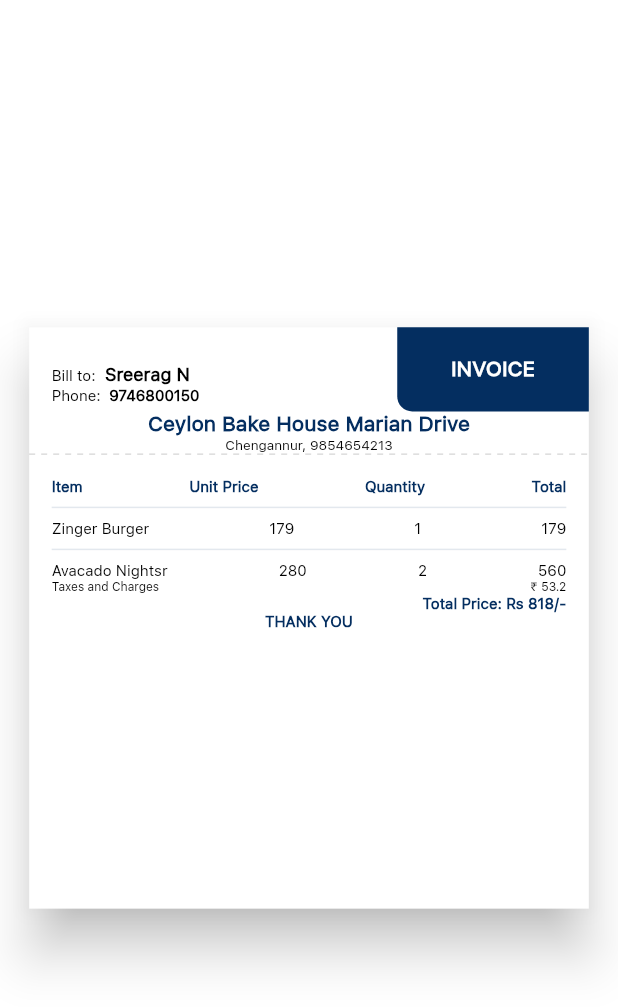
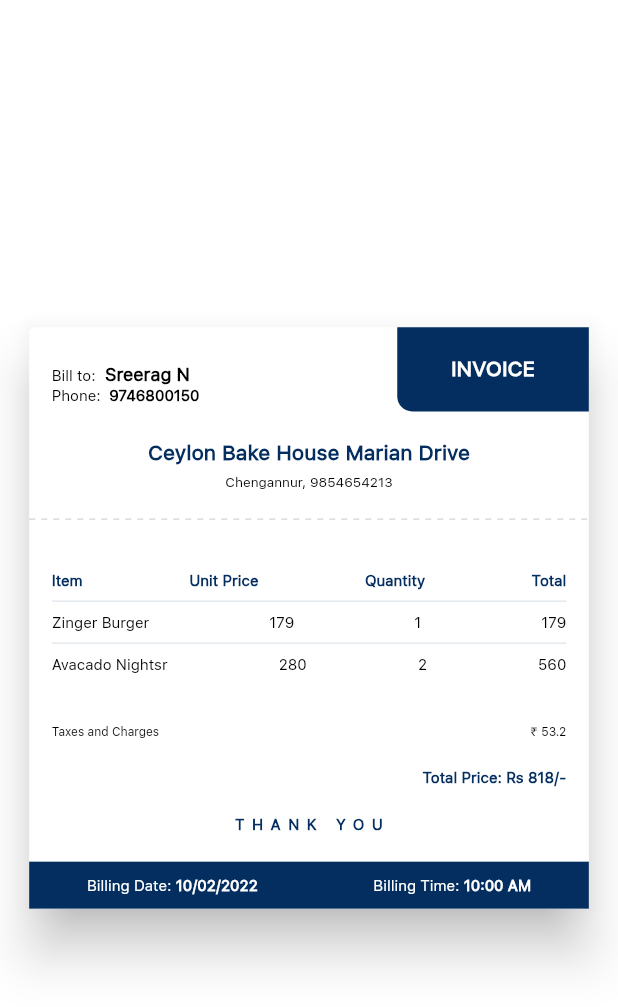
Before and after one commit to jyothir10/eatplek, a Flutter app: the InvoiceScreen screen opened by its route, on a phone screen of 412 x 824 dp. Shown: the top 1007 px of the screen. Run offline on Flutter 3.47's test engine with Material 2 defaults, Android fonts, the phone set to English and light mode, and no system bars; drawn by our look-alikes of dotted_line; our stand-ins replace easy_splash_screen, flutter_styled_toast, pin_code_fields, toast.

Commit message:
InvoiceScreen.dart

```diff
--- a/lib/Components/BottomBar.dart
+++ b/lib/Components/BottomBar.dart
@@ -1,3 +1,6 @@
+import 'package:eatplek/Screens/DashBoardScreen.dart';
+import 'package:eatplek/Screens/OrderHistoryScreen.dart';
+import 'package:eatplek/Screens/ProfileScreen.dart';
 import 'package:flutter/material.dart';
 
 class BottomBar extends StatefulWidget {
@@ -9,7 +12,7 @@ class BottomBar extends StatefulWidget {
 }
 
 class _BottomBarState extends State<BottomBar> {
-  final pages = [];
+  final pages = [DashBoardScreen.id,OrderHistoryScreen.id,ProfileScreen.id];
   @override
   Widget build(BuildContext context) {
     return BottomNavigationBar(
--- a/lib/Screens/InvoiceScreen.dart
+++ b/lib/Screens/InvoiceScreen.dart
@@ -16,16 +16,14 @@ class _InvoiceScreenState extends State<InvoiceScreen> {
       child: Container(
         color: Colors.white,
         child: Center(
-          child: SizedBox(
+          child: Container(
             height: MediaQuery.of(context).size.height * .48,
             width: MediaQuery.of(context).size.width * .925,
             child: Card(
               elevation: 15,
               color: Colors.white,
-              shape: RoundedRectangleBorder(
-                borderRadius: BorderRadius.circular(0),
-              ),
               child: Column(
+                mainAxisAlignment: MainAxisAlignment.spaceBetween,
                 children: [
                   Row(
                     mainAxisAlignment: MainAxisAlignment.spaceBetween,
@@ -107,6 +105,8 @@ class _InvoiceScreenState extends State<InvoiceScreen> {
                       ),
                     ],
                   ),
+                  Column(
+                    children: [
                       const Text("Ceylon Bake House Marian Drive",
                           style: TextStyle(
                               color: Color(0xff042e60),
@@ -115,8 +115,10 @@ class _InvoiceScreenState extends State<InvoiceScreen> {
                               fontStyle: FontStyle.normal,
                               fontSize: 14.0),
                           textAlign:
-                          TextAlign.left), // Ceylon Bake House Marian Drive
-                  Row(
+                              TextAlign.left),
+                      Padding(
+                        padding: const EdgeInsets.only(top: 5),
+                        child: Row(
                           mainAxisAlignment: MainAxisAlignment.center,
                           children: const [
                             Text("Chengannur, ",
@@ -137,7 +139,10 @@ class _InvoiceScreenState extends State<InvoiceScreen> {
                                     fontSize: 9.0),
                                 textAlign: TextAlign.left)
                           ],
+                        ),
                       ), // Chengannur,
+                    ],
+                  ), // Ceylon Bake House Marian Drive
                   const DottedLine(
                     direction: Axis.horizontal,
                     dashColor: Color(0xff23000000),
@@ -215,13 +220,13 @@ class _InvoiceScreenState extends State<InvoiceScreen> {
                                     fontSize: 10.0),
                                 textAlign: TextAlign.left), // 1
                             Text("179",
-                                style: const TextStyle(
+                                style: TextStyle(
                                     color: const Color(0xff000000),
                                     fontWeight: FontWeight.w400,
                                     fontFamily: "SFUIText",
                                     fontStyle: FontStyle.normal,
                                     fontSize: 10.0),
-                                textAlign: TextAlign.left)// 179
+                                textAlign: TextAlign.left) // 179
                           ],
                         ),
                         const Divider(
@@ -262,44 +267,84 @@ class _InvoiceScreenState extends State<InvoiceScreen> {
                                     fontFamily: "SFUIText",
                                     fontStyle: FontStyle.normal,
                                     fontSize: 10.0),
-                                textAlign: TextAlign.left)// 179
+                                textAlign: TextAlign.left) // 179
                           ],
                         ),
-                        Row(
+                      ],
+                    ),
+                  ),
+                  Padding(
+                    padding: const EdgeInsets.symmetric(horizontal: 15),
+                    child: Row(
                       mainAxisAlignment: MainAxisAlignment.spaceBetween,
                       children: const [
-                            Text(
-                                "Taxes and Charges",
+                        Text("Taxes and Charges",
                             style: TextStyle(
-                                    color:  Color(0xff000000),
+                                color: Color(0xff000000),
                                 fontWeight: FontWeight.w500,
                                 fontFamily: "SFUIText",
-                                    fontStyle:  FontStyle.normal,
-                                    fontSize: 8.0
-                                ),
-                                textAlign: TextAlign.left
-                            ),// Taxes and Charges
-                            Text(
-                                "₹ 53.2",
+                                fontStyle: FontStyle.normal,
+                                fontSize: 8.0),
+                            textAlign: TextAlign.left), // Taxes and Charges
+                        Text("₹ 53.2",
                             style: TextStyle(
-                                    color:  Color(0xff000000),
+                                color: Color(0xff000000),
                                 fontWeight: FontWeight.w500,
                                 fontFamily: "SFUIText",
-                                    fontStyle:  FontStyle.normal,
-                                    fontSize: 8.0
-                                ),
-                                textAlign: TextAlign.left
-                            ),// ₹ 53.2
+                                fontStyle: FontStyle.normal,
+                                fontSize: 8.0),
+                            textAlign: TextAlign.left), // ₹ 53.2
                       ],
                     ),
-                        Row(
+                  ),
+                  Padding(
+                    padding: const EdgeInsets.only(right: 15),
+                    child: Row(
                       mainAxisAlignment: MainAxisAlignment.end,
                       children: const [
+                        Text("Total Price: Rs ",
+                            style: TextStyle(
+                                color: Color(0xff042e60),
+                                fontWeight: FontWeight.w700,
+                                fontFamily: "SFUIText",
+                                fontStyle: FontStyle.normal,
+                                fontSize: 10.0),
+                            textAlign: TextAlign.left),
+                        Text("818/-",
+                            style: TextStyle(
+                                color: Color(0xff042e60),
+                                fontWeight: FontWeight.w700,
+                                fontFamily: "SFUIText",
+                                fontStyle: FontStyle.normal,
+                                fontSize: 10.0),
+                            textAlign:
+                            TextAlign.left), // Total Price: Rs 818/-
+                      ],
+                    ),
+                  ),
+                  const Text("THANK YOU",
+                      style: TextStyle(
+                        letterSpacing: 5,
+                          color: Color(0xff042e60),
+                          fontWeight: FontWeight.w900,
+                          fontFamily: "SFUIText",
+                          fontStyle: FontStyle.normal,
+                          fontSize: 10.0),
+                      textAlign: TextAlign.left), // THANK YOU
+                  Container(
+                    color: const Color(0xff042e60),
+                    height: MediaQuery.of(context).size.height * .038,
+                    width: MediaQuery.of(context).size.width * .925,
+                    child: Row(
+                      mainAxisAlignment: MainAxisAlignment.spaceAround,
+                      children:  [
+                        Row(
+                          children: const [
                             Text(
-                                "Total Price: Rs ",
+                                "Billing Date: ",
                                 style: TextStyle(
-                                    color:  Color(0xff042e60),
-                                    fontWeight: FontWeight.w700,
+                                    color:  Color(0xffffffff),
+                                    fontWeight: FontWeight.w400,
                                     fontFamily: "SFUIText",
                                     fontStyle:  FontStyle.normal,
                                     fontSize: 10.0
@@ -307,33 +352,47 @@ class _InvoiceScreenState extends State<InvoiceScreen> {
                                 textAlign: TextAlign.left
                             ),
                             Text(
-                                "818/-",
+                                "10/02/2022",
                                 style: TextStyle(
-                                    color:  Color(0xff042e60),
-                                    fontWeight: FontWeight.w700,
+                                    color:  Color(0xffffffff),
+                                    fontWeight: FontWeight.w600,
                                     fontFamily: "SFUIText",
                                     fontStyle:  FontStyle.normal,
                                     fontSize: 10.0
                                 ),
                                 textAlign: TextAlign.left
-                            ),// Total Price: Rs 818/-
+                            ),// 10/02/2022
                           ],
-                        ),
-                        // THANK YOU
-                        const Text(
-                            "THANK YOU",
+                        ),// Billing Date:
+                        Row(
+                          children: const [
+                            Text(
+                                "Billing Time: ",
                                 style: TextStyle(
-                                color:  Color(0xff042e60),
-                                fontWeight: FontWeight.w900,
+                                    color:  Color(0xffffffff),
+                                    fontWeight: FontWeight.w400,
                                     fontFamily: "SFUIText",
                                     fontStyle:  FontStyle.normal,
                                     fontSize: 10.0
                                 ),
                                 textAlign: TextAlign.left
-                        )
+                            ),
+                            Text(
+                                "10:00 AM",
+                                style: TextStyle(
+                                    color:  Color(0xffffffff),
+                                    fontWeight: FontWeight.w600,
+                                    fontFamily: "SFUIText",
+                                    fontStyle:  FontStyle.normal,
+                                    fontSize: 10.0
+                                ),
+                                textAlign: TextAlign.left
+                            ),// 10:00 AM
+                          ],
+                        ), // Billing Time:
                       ],
                     ),
-                  )
+                  ),
                 ],
               ),
             ),
--- a/lib/Screens/OrderHistoryScreen.dart
+++ b/lib/Screens/OrderHistoryScreen.dart
@@ -1,5 +1,7 @@
+import 'package:eatplek/Screens/InvoiceScreen.dart';
 import 'package:flutter/material.dart';
 import 'package:eatplek/Components/OrderHistoryListCard.dart';
+import 'package:eatplek/Components/BottomBar.dart';
 
 class OrderHistoryScreen extends StatefulWidget {
   static const String id = '/history';
@@ -145,7 +147,15 @@ class _OrderHistoryScreenState extends State<OrderHistoryScreen> {
                                       textAlign: TextAlign.left),
                                 ],
                               ), // Delivered
-                              const Text("View Bill",
+                              InkWell(
+                                radius: 5,
+                                onTap: (){
+                                  setState((){
+                                    Navigator.pushNamed(
+                                        context, InvoiceScreen.id);
+                                  });
+                                },
+                                child: const Text("View Bill",
                                     style: TextStyle(
                                         decoration: TextDecoration.underline,
                                         color: Color(0xff284aff),
@@ -153,7 +163,8 @@ class _OrderHistoryScreenState extends State<OrderHistoryScreen> {
                                         fontFamily: "SFUIText",
                                         fontStyle: FontStyle.normal,
                                         fontSize: 8.0),
-                                  textAlign: TextAlign.left), // View Bill
+                                    textAlign: TextAlign.left),
+                              ), // View Bill
                               Card(
                                 color: Color(0xff042e60),
                                 shape: RoundedRectangleBorder(
@@ -183,6 +194,7 @@ class _OrderHistoryScreenState extends State<OrderHistoryScreen> {
             ],
           ),
         ),
+        bottomNavigationBar: const BottomBar(index: 2,),
       ),
     );
   }
--- a/lib/Screens/optionScreen.dart
+++ b/lib/Screens/optionScreen.dart
@@ -81,6 +81,7 @@ class _OptionScreenState extends State<OptionScreen> {
                               children: const [
                                 // Dine In
                                 Image(
+                                  height: 60,
                                   image: AssetImage("images/dinein.png"),
                                 ),
                                 Opacity(
@@ -123,7 +124,7 @@ class _OptionScreenState extends State<OptionScreen> {
                           height: MediaQuery.of(context).size.height * .1,
                           width: MediaQuery.of(context).size.width * .21,
                           decoration: BoxDecoration(
-                            borderRadius: BorderRadius.all(
+                            borderRadius: const BorderRadius.all(
                               Radius.circular(15),
                             ),
                             color:
@@ -140,6 +141,7 @@ class _OptionScreenState extends State<OptionScreen> {
                               children: const [
                                 // Dine In
                                 Image(
+                                  height: 60,
                                   image: AssetImage("images/takeaway.png"),
                                 ),
                                 Opacity(
--- a/lib/main.dart
+++ b/lib/main.dart
@@ -22,7 +22,7 @@ class MyApp extends StatelessWidget {
   Widget build(BuildContext context) {
     return MaterialApp(
         debugShowCheckedModeBanner: false,
-        initialRoute: InvoiceScreen.id,
+        initialRoute: OrderHistoryScreen.id,
         routes: {
           OnboardingScreen.id: (context) => OnboardingScreen(),
           LoginScreen.id: (context) => LoginScreen(),
```
Also changed, not shown: images/dinein.png. Lines whose indentation alone changed are shown as unchanged.
